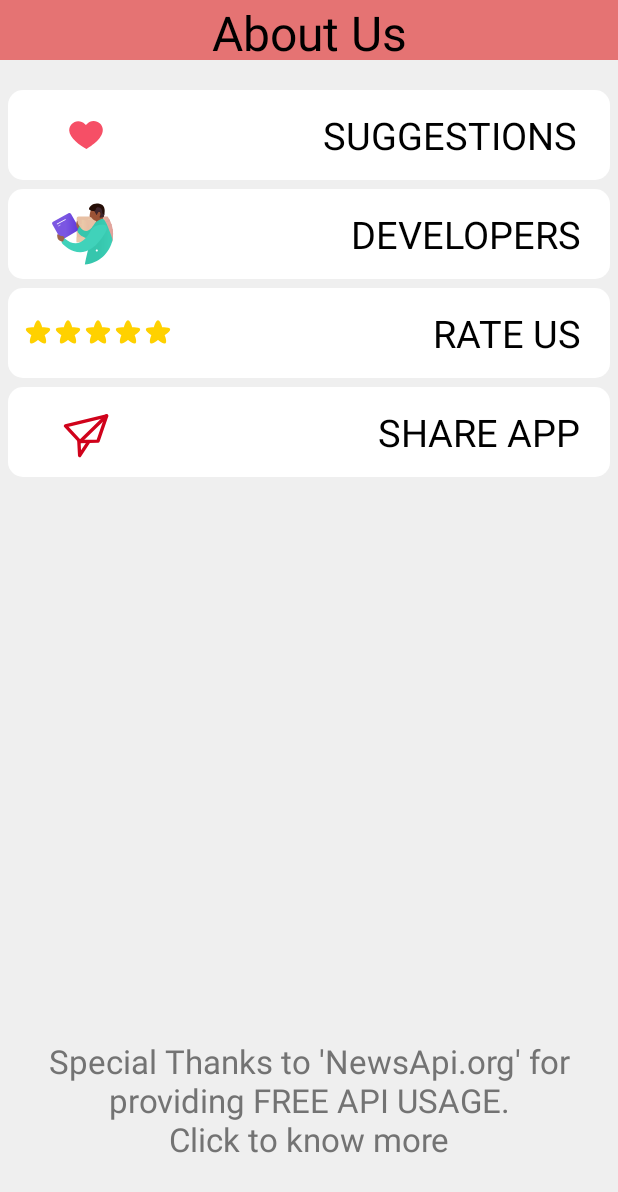
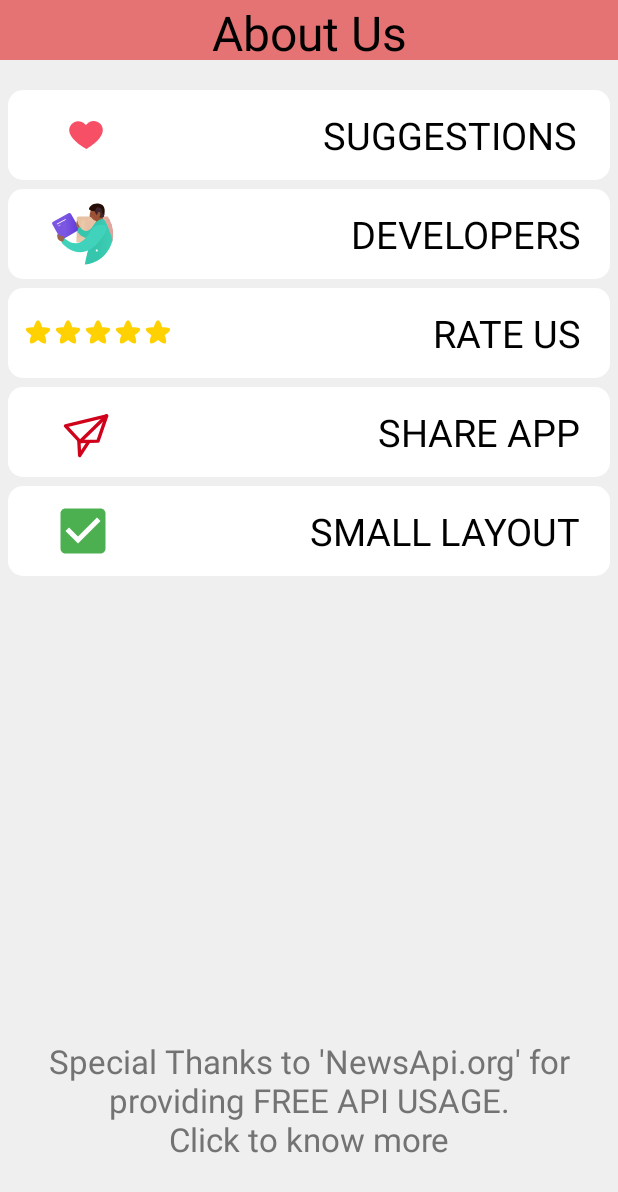
Before and after one commit to Kushal-Gera/NewsHunter, an Android app: the SettingsAct screen opened directly, with no data from a screen before it, on a phone screen of 412 x 824 dp. Shown: the top 1192 px of the screen. Run offline under Robolectric (Android 15) with nearby library versions, the phone set to English and light mode, and no system bars; our stand-ins replace AdMob; libraries missing offline, so code that uses them is left out: com.r0adkll.slidr; network calls fail; 1 statement that could not run was skipped.

Commit message:
small adapter btn added

```diff
--- a/app/src/main/java/kushal/application/newshunter/MainActivity.java
+++ b/app/src/main/java/kushal/application/newshunter/MainActivity.java
@@ -345,8 +345,6 @@ public class MainActivity extends AppCompatActivity {
         ).build();
         WorkManager.getInstance(this).enqueue(PWrequest);
 
-
-        small = pref.getBoolean("small", false);
     }
 
     public void setUpToolBar() {
@@ -378,6 +376,8 @@ public class MainActivity extends AppCompatActivity {
                 GsonBuilder builder = new GsonBuilder();
                 Gson gson = builder.create();
                 final User users = gson.fromJson(response, User.class);
+
+                small = pref.getBoolean("small", false);
 
                 recyclerView.setAdapter(new My_adapter(MainActivity.this, users, small));
                 loading_anim.setVisibility(View.GONE);
--- a/app/src/main/java/kushal/application/newshunter/SettingsAct.java
+++ b/app/src/main/java/kushal/application/newshunter/SettingsAct.java
@@ -2,10 +2,12 @@ package kushal.application.newshunter;
 
 import android.content.ActivityNotFoundException;
 import android.content.Intent;
+import android.content.SharedPreferences;
 import android.net.Uri;
 import android.os.Bundle;
 import android.util.Log;
 import android.view.View;
+import android.widget.ImageView;
 import android.widget.LinearLayout;
 import android.widget.TextView;
 
@@ -25,8 +27,10 @@ public class SettingsAct extends AppCompatActivity {
     public static final String API_LINK = "https://newsapi.org/";
     public final String WEB_APP_LINK = "http://play.google.com/store/apps/details?id=" + "kushal.application.newshunter";
 
-    LinearLayout developer, suggest, share, rate;
+    LinearLayout developer, suggest, share, rate, small_btn;
     TextView api_link;
+    Boolean small;
+    ImageView checked, unchecked;
 
     @Override
     protected void onCreate(Bundle savedInstanceState) {
@@ -36,11 +40,46 @@ public class SettingsAct extends AppCompatActivity {
 
         Slidr.attach(this);
 
+        final SharedPreferences pref = getSharedPreferences("shared_pref", MODE_PRIVATE);
+        small = pref.getBoolean("small", false);
+
         developer = findViewById(R.id.developer);
         suggest = findViewById(R.id.suggest);
         share = findViewById(R.id.Share_app);
         rate = findViewById(R.id.rate);
         api_link = findViewById(R.id.api_link);
+        small_btn = findViewById(R.id.small_btn);
+
+        unchecked = findViewById(R.id.un_checked_);
+        checked = findViewById(R.id.checked);
+
+        if (small) {
+            checked.setVisibility(View.GONE);
+            unchecked.setVisibility(View.VISIBLE);
+        }
+        else {
+            unchecked.setVisibility(View.GONE);
+            checked.setVisibility(View.VISIBLE);
+        }
+
+        small_btn.setOnClickListener(new View.OnClickListener() {
+            @Override
+            public void onClick(View v) {
+
+                small = !small;
+                pref.edit().putBoolean("small", small).apply();
+
+                if (small) {
+                    checked.setVisibility(View.GONE);
+                    unchecked.setVisibility(View.VISIBLE);
+                }
+                else {
+                    unchecked.setVisibility(View.GONE);
+                    checked.setVisibility(View.VISIBLE);
+                }
+
+            }
+        });
 
         developer.setOnClickListener(new View.OnClickListener() {
             @Override
--- /dev/null
+++ b/app/src/main/res/drawable/ic_check_box_black_24dp.xml
@@ -0,0 +1,10 @@
+<vector xmlns:android="http://schemas.android.com/apk/res/android"
+    android:width="24dp"
+    android:height="24dp"
+    android:tint="#4CAF50"
+    android:viewportWidth="24.0"
+    android:viewportHeight="24.0">
+    <path
+        android:fillColor="#FF000000"
+        android:pathData="M19,3L5,3c-1.11,0 -2,0.9 -2,2v14c0,1.1 0.89,2 2,2h14c1.11,0 2,-0.9 2,-2L21,5c0,-1.1 -0.89,-2 -2,-2zM10,17l-5,-5 1.41,-1.41L10,14.17l7.59,-7.59L19,8l-9,9z" />
+</vector>
--- /dev/null
+++ b/app/src/main/res/drawable/ic_check_box_outline_blank_black_24dp.xml
@@ -0,0 +1,10 @@
+<vector xmlns:android="http://schemas.android.com/apk/res/android"
+    android:width="24dp"
+    android:height="24dp"
+    android:tint="#4CAF50"
+    android:viewportWidth="24.0"
+    android:viewportHeight="24.0">
+    <path
+        android:fillColor="#FF000000"
+        android:pathData="M19,5v14H5V5h14m0,-2H5c-1.1,0 -2,0.9 -2,2v14c0,1.1 0.9,2 2,2h14c1.1,0 2,-0.9 2,-2V5c0,-1.1 -0.9,-2 -2,-2z" />
+</vector>
--- a/app/src/main/res/layout/activity_settings.xml
+++ b/app/src/main/res/layout/activity_settings.xml
@@ -163,6 +163,50 @@
 
         </LinearLayout>
 
+        <LinearLayout
+            android:id="@+id/small_btn"
+            android:layout_width="match_parent"
+            android:layout_height="60dp"
+            android:layout_marginTop="6dp"
+            android:background="@drawable/new_btn_bg"
+            android:orientation="horizontal">
+
+            <ImageView
+                android:id="@+id/checked"
+                android:layout_width="40dp"
+                android:layout_height="match_parent"
+                android:layout_gravity="center"
+                android:layout_marginStart="30dp"
+                android:contentDescription="@string/description"
+                android:src="@drawable/ic_check_box_black_24dp"
+                tools:ignore="RtlSymmetry" />
+
+            <ImageView
+                android:id="@+id/un_checked_"
+                android:layout_width="40dp"
+                android:layout_height="match_parent"
+                android:layout_gravity="center"
+                android:layout_marginStart="30dp"
+                android:contentDescription="@string/description"
+                android:src="@drawable/ic_check_box_outline_blank_black_24dp"
+                android:visibility="gone"
+                tools:ignore="RtlSymmetry" />
+
+            <TextView
+                android:layout_width="match_parent"
+                android:layout_height="wrap_content"
+                android:layout_gravity="center"
+                android:layout_marginStart="-20dp"
+                android:layout_marginEnd="10dp"
+                android:gravity="end"
+                android:padding="10dp"
+                android:text="@string/small_layout"
+                android:textAllCaps="true"
+                android:textColor="@color/colorBlack"
+                android:textSize="25sp" />
+
+        </LinearLayout>
+
     </LinearLayout>
 
     <TextView
--- a/app/src/main/res/values/strings.xml
+++ b/app/src/main/res/values/strings.xml
@@ -46,4 +46,5 @@
     <string name="book_marks">Book Marks</string>
     <string name="default_notification_channel_id">default</string>
     <string name="powered_by">Powered By :</string>
+    <string name="small_layout">Small Layout</string>
 </resources>
```
